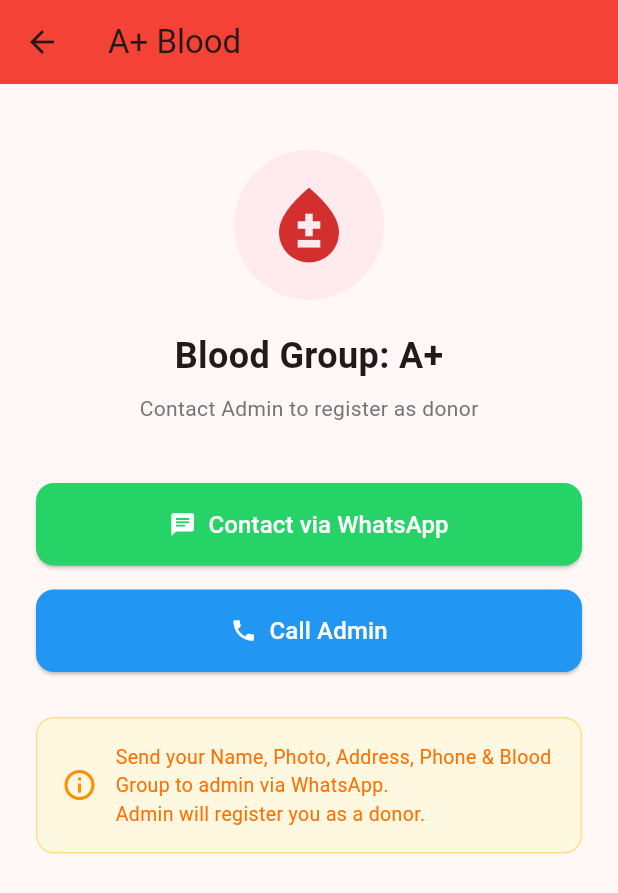
After one commit to MdMostafizurRahaman/Chuadanga_blood_bank, a Flutter app: the screen it shows after launch, after a tap on "A+", on a phone screen of 412 x 824 dp. The commit adds this screen. Shown: the top 893 px of the screen. Run offline on Flutter 3.47's test engine with Material 3 defaults, Android fonts, the phone set to English and light mode, and no system bars; network calls fail.

Commit message:
Complete full app: Backend API, Admin Panel (Next.js), User App (Flutter)

```diff
--- a/user_app/lib/main.dart
+++ b/user_app/lib/main.dart
@@ -1,40 +1,24 @@
 import 'package:flutter/material.dart';
+import 'screens/landing_screen.dart';
 
 void main() {
-  runApp(BloodBankApp());
+  runApp(const BloodBankApp());
 }
 
 class BloodBankApp extends StatelessWidget {
+  const BloodBankApp({super.key});
+
   @override
   Widget build(BuildContext context) {
     return MaterialApp(
       title: 'Chuadanga Blood Donation',
-      theme: ThemeData(primarySwatch: Colors.red),
-      home: LandingScreen(),
+      debugShowCheckedModeBanner: false,
+      theme: ThemeData(
+        primarySwatch: Colors.red,
+        colorScheme: ColorScheme.fromSeed(seedColor: Colors.red),
+        useMaterial3: true,
+      ),
+      home: const LandingScreen(),
     );
   }
 }
-
-class LandingScreen extends StatelessWidget {
-  @override
-  Widget build(BuildContext context) {
-    return Scaffold(
-      appBar: AppBar(title: Text('Blood Donation - Chuadanga')),
-      body: Center(
-        child: Column(
-          mainAxisAlignment: MainAxisAlignment.center,
-          children: [
-            Text('Select Blood Group to Search'),
-            // Add grid of blood groups here
-            ElevatedButton(
-              onPressed: () {
-                // Action for when the button is pressed goes here
-              },
-              child: Text('Contact Admin (WhatsApp)'),
-            ),
-          ],
-        ),
-      ),
-    );
-  }
-}
--- /dev/null
+++ b/user_app/lib/models/donor.dart
@@ -0,0 +1,37 @@
+class Donor {
+  final String id;
+  final String name;
+  final String phone;
+  final String bloodGroup;
+  final String upazila;
+  final String address;
+  final String photoUrl;
+  final bool isRegistered;
+  final String createdAt;
+
+  Donor({
+    required this.id,
+    required this.name,
+    required this.phone,
+    required this.bloodGroup,
+    required this.upazila,
+    required this.address,
+    this.photoUrl = '',
+    this.isRegistered = false,
+    this.createdAt = '',
+  });
+
+  factory Donor.fromJson(Map<String, dynamic> json) {
+    return Donor(
+      id: json['id'] ?? '',
+      name: json['name'] ?? '',
+      phone: json['phone'] ?? '',
+      bloodGroup: json['blood_group'] ?? '',
+      upazila: json['upazila'] ?? '',
+      address: json['address'] ?? '',
+      photoUrl: json['photo_url'] ?? '',
+      isRegistered: json['is_registered'] ?? false,
+      createdAt: json['created_at'] ?? '',
+    );
+  }
+}
--- /dev/null
+++ b/user_app/lib/screens/contact_screen.dart
@@ -0,0 +1,106 @@
+import 'package:flutter/material.dart';
+import 'package:url_launcher/url_launcher.dart';
+
+class ContactScreen extends StatelessWidget {
+  final String bloodGroup;
+  const ContactScreen({super.key, required this.bloodGroup});
+
+  final String adminPhone = '01700000000';
+  final String adminWhatsApp = '8801700000000';
+
+  Future<void> _launchWhatsApp() async {
+    final uri = Uri.parse('https://wa.me/$adminWhatsApp?text=${Uri.encodeComponent("I need $bloodGroup blood. Please help!")}');
+    if (await canLaunchUrl(uri)) {
+      await launchUrl(uri, mode: LaunchMode.externalApplication);
+    }
+  }
+
+  Future<void> _launchPhone() async {
+    final uri = Uri.parse('tel:$adminPhone');
+    if (await canLaunchUrl(uri)) {
+      await launchUrl(uri, mode: LaunchMode.externalApplication);
+    }
+  }
+
+  @override
+  Widget build(BuildContext context) {
+    return Scaffold(
+      appBar: AppBar(
+        title: Text('$bloodGroup Blood'),
+        backgroundColor: Colors.red,
+      ),
+      body: Padding(
+        padding: const EdgeInsets.all(24),
+        child: Column(
+          children: [
+            const SizedBox(height: 20),
+            CircleAvatar(
+              radius: 50,
+              backgroundColor: Colors.red.shade50,
+              child: Icon(Icons.bloodtype, size: 60, color: Colors.red.shade700),
+            ),
+            const SizedBox(height: 20),
+            Text(
+              'Blood Group: $bloodGroup',
+              style: const TextStyle(fontSize: 24, fontWeight: FontWeight.bold),
+            ),
+            const SizedBox(height: 8),
+            Text(
+              'Contact Admin to register as donor',
+              style: TextStyle(fontSize: 14, color: Colors.grey[600]),
+            ),
+            const SizedBox(height: 40),
+            SizedBox(
+              width: double.infinity,
+              child: ElevatedButton.icon(
+                onPressed: _launchWhatsApp,
+                icon: const Icon(Icons.chat, color: Colors.white),
+                label: const Text('Contact via WhatsApp', style: TextStyle(color: Colors.white, fontSize: 16)),
+                style: ElevatedButton.styleFrom(
+                  backgroundColor: const Color(0xFF25D366),
+                  padding: const EdgeInsets.symmetric(vertical: 16),
+                  shape: RoundedRectangleBorder(borderRadius: BorderRadius.circular(12)),
+                ),
+              ),
+            ),
+            const SizedBox(height: 16),
+            SizedBox(
+              width: double.infinity,
+              child: ElevatedButton.icon(
+                onPressed: _launchPhone,
+                icon: const Icon(Icons.phone, color: Colors.white),
+                label: const Text('Call Admin', style: TextStyle(color: Colors.white, fontSize: 16)),
+                style: ElevatedButton.styleFrom(
+                  backgroundColor: Colors.blue,
+                  padding: const EdgeInsets.symmetric(vertical: 16),
+                  shape: RoundedRectangleBorder(borderRadius: BorderRadius.circular(12)),
+                ),
+              ),
+            ),
+            const SizedBox(height: 30),
+            Container(
+              padding: const EdgeInsets.all(16),
+              decoration: BoxDecoration(
+                color: Colors.amber.shade50,
+                borderRadius: BorderRadius.circular(12),
+                border: Border.all(color: Colors.amber.shade200),
+              ),
+              child: Row(
+                children: [
+                  Icon(Icons.info_outline, color: Colors.amber.shade800),
+                  const SizedBox(width: 12),
+                  Expanded(
+                    child: Text(
+                      'Send your Name, Photo, Address, Phone & Blood Group to admin via WhatsApp.\nAdmin will register you as a donor.',
+                      style: TextStyle(color: Colors.amber.shade900, fontSize: 13),
+                    ),
+                  ),
+                ],
+              ),
+            ),
+          ],
+        ),
+      ),
+    );
+  }
+}
--- /dev/null
+++ b/user_app/lib/screens/landing_screen.dart
@@ -0,0 +1,213 @@
+import 'package:flutter/material.dart';
+import '../services/api_service.dart';
+import 'contact_screen.dart';
+import 'dashboard_screen.dart';
+
+class LandingScreen extends StatelessWidget {
+  const LandingScreen({super.key});
+
+  final List<String> bloodGroups = const [
+    'A+', 'A-', 'B+', 'B-',
+    'AB+', 'AB-', 'O+', 'O-',
+  ];
+
+  @override
+  Widget build(BuildContext context) {
+    return Scaffold(
+      body: SafeArea(
+        child: Column(
+          children: [
+            const SizedBox(height: 40),
+            CircleAvatar(
+              radius: 50,
+              backgroundColor: Colors.red.shade50,
+              child: Image.asset(
+                'assets/logo.png',
+                width: 80,
+                height: 80,
+                errorBuilder: (context, error, stackTrace) =>
+                    const Icon(Icons.bloodtype, size: 60, color: Colors.red),
+              ),
+            ),
+            const SizedBox(height: 12),
+            const Text(
+              'Chuadanga Blood Bank',
+              style: TextStyle(fontSize: 24, fontWeight: FontWeight.bold, color: Colors.red),
+            ),
+            const SizedBox(height: 4),
+            Text(
+              'Find blood donors in Chuadanga',
+              style: TextStyle(fontSize: 14, color: Colors.grey[600]),
+            ),
+            const SizedBox(height: 32),
+            Padding(
+              padding: const EdgeInsets.symmetric(horizontal: 24),
+              child: Row(
+                children: [
+                  Expanded(
+                    child: InkWell(
+                      onTap: () {
+                        Navigator.push(context, MaterialPageRoute(
+                          builder: (_) => const LoginScreen(),
+                        ));
+                      },
+                      child: Container(
+                        padding: const EdgeInsets.symmetric(vertical: 12),
+                        decoration: BoxDecoration(
+                          color: Colors.red,
+                          borderRadius: BorderRadius.circular(8),
+                        ),
+                        child: const Row(
+                          mainAxisAlignment: MainAxisAlignment.center,
+                          children: [
+                            Icon(Icons.login, color: Colors.white, size: 18),
+                            SizedBox(width: 6),
+                            Text('Login', style: TextStyle(color: Colors.white, fontWeight: FontWeight.bold)),
+                          ],
+                        ),
+                      ),
+                    ),
+                  ),
+                ],
+              ),
+            ),
+            const SizedBox(height: 24),
+            const Text(
+              'Select Blood Group',
+              style: TextStyle(fontSize: 18, fontWeight: FontWeight.w600),
+            ),
+            const SizedBox(height: 16),
+            Expanded(
+              child: Padding(
+                padding: const EdgeInsets.symmetric(horizontal: 24),
+                child: GridView.builder(
+                  gridDelegate: const SliverGridDelegateWithFixedCrossAxisCount(
+                    crossAxisCount: 2,
+                    childAspectRatio: 2.5,
+                    crossAxisSpacing: 12,
+                    mainAxisSpacing: 12,
+                  ),
+                  itemCount: bloodGroups.length,
+                  itemBuilder: (context, index) {
+                    final bg = bloodGroups[index];
+                    return ElevatedButton(
+                      onPressed: () {
+                        Navigator.push(context, MaterialPageRoute(
+                          builder: (_) => ContactScreen(bloodGroup: bg),
+                        ));
+                      },
+                      style: ElevatedButton.styleFrom(
+                        backgroundColor: Colors.red.shade50,
+                        foregroundColor: Colors.red.shade800,
+                        shape: RoundedRectangleBorder(
+                          borderRadius: BorderRadius.circular(12),
+                          side: BorderSide(color: Colors.red.shade200),
+                        ),
+                        elevation: 0,
+                      ),
+                      child: Text(
+                        bg,
+                        style: const TextStyle(fontSize: 20, fontWeight: FontWeight.bold),
+                      ),
+                    );
+                  },
+                ),
+              ),
+            ),
+          ],
+        ),
+      ),
+    );
+  }
+}
+
+class LoginScreen extends StatefulWidget {
+  const LoginScreen({super.key});
+  @override
+  State<LoginScreen> createState() => _LoginScreenState();
+}
+
+class _LoginScreenState extends State<LoginScreen> {
+  final _phoneController = TextEditingController();
+  bool _loading = false;
+  String? _error;
+
+  Future<void> _login() async {
+    final phone = _phoneController.text.trim();
+    if (phone.isEmpty) {
+      setState(() => _error = 'Please enter your phone number');
+      return;
+    }
+    setState(() { _loading = true; _error = null; });
+    try {
+      final result = await ApiService.login(phone);
+      if (!mounted) return;
+      Navigator.pushReplacement(context, MaterialPageRoute(
+        builder: (_) => DashboardScreen(donorJson: result['donor']),
+      ));
+    } catch (e) {
+      setState(() => _error = e.toString().replaceAll('Exception: ', ''));
+    }
+    setState(() => _loading = false);
+  }
+
+  @override
+  void dispose() {
+    _phoneController.dispose();
+    super.dispose();
+  }
+
+  @override
+  Widget build(BuildContext context) {
+    return Scaffold(
+      appBar: AppBar(title: const Text('Login'), backgroundColor: Colors.red),
+      body: Padding(
+        padding: const EdgeInsets.all(24),
+        child: Column(
+          mainAxisAlignment: MainAxisAlignment.center,
+          children: [
+            const Icon(Icons.phone_android, size: 64, color: Colors.red),
+            const SizedBox(height: 24),
+            const Text(
+              'Enter your registered phone number',
+              style: TextStyle(fontSize: 16),
+              textAlign: TextAlign.center,
+            ),
+            const SizedBox(height: 24),
+            TextField(
+              controller: _phoneController,
+              keyboardType: TextInputType.phone,
+              decoration: InputDecoration(
+                labelText: 'Phone Number',
+                hintText: 'e.g. 017XXXXXXXX',
+                border: OutlineInputBorder(borderRadius: BorderRadius.circular(12)),
+                prefixIcon: const Icon(Icons.phone),
+              ),
+            ),
+            if (_error != null)
+              Padding(
+                padding: const EdgeInsets.only(top: 12),
+                child: Text(_error!, style: const TextStyle(color: Colors.red)),
+              ),
+            const SizedBox(height: 24),
+            SizedBox(
+              width: double.infinity,
+              child: ElevatedButton(
+                onPressed: _loading ? null : _login,
+                style: ElevatedButton.styleFrom(
+                  backgroundColor: Colors.red,
+                  foregroundColor: Colors.white,
+                  padding: const EdgeInsets.symmetric(vertical: 16),
+                  shape: RoundedRectangleBorder(borderRadius: BorderRadius.circular(12)),
+                ),
+                child: _loading
+                    ? const SizedBox(height: 20, width: 20, child: CircularProgressIndicator(strokeWidth: 2, color: Colors.white))
+                    : const Text('Login', style: TextStyle(fontSize: 18, fontWeight: FontWeight.bold)),
+              ),
+            ),
+          ],
+        ),
+      ),
+    );
+  }
+}
```
Also changed, not shown: user_app/lib/screens/dashboard_screen.dart (added, +182 -0 lines), user_app/lib/services/api_service.dart (added, +49 -0 lines), 10 other files.
